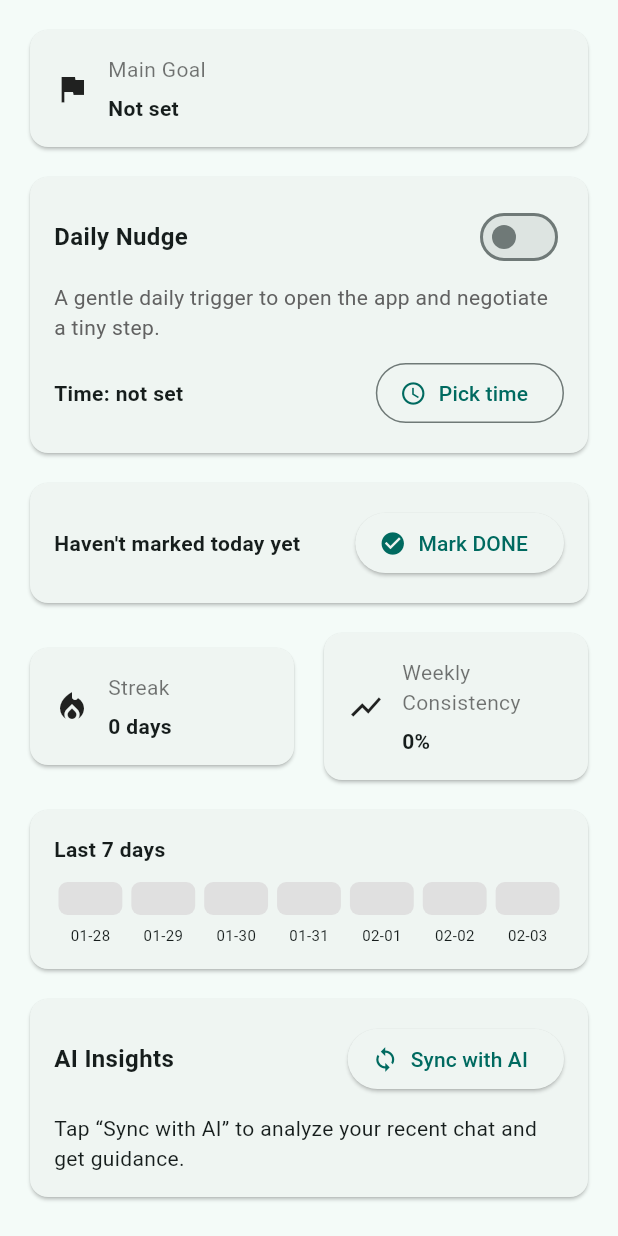
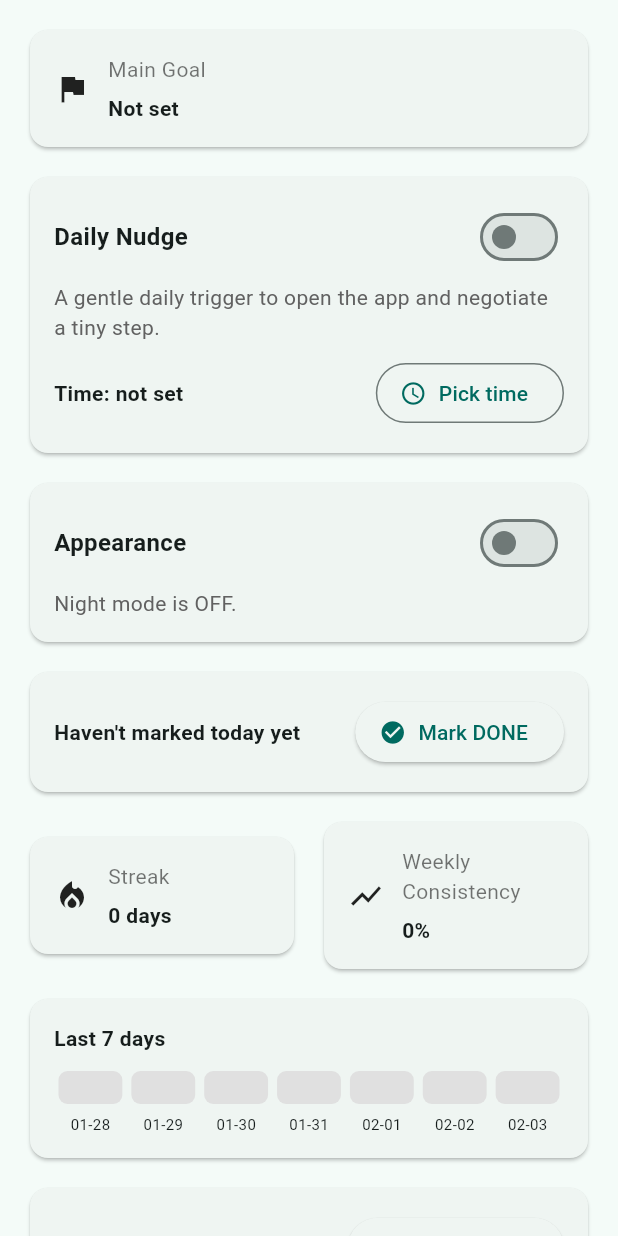
Before and after one commit to Psianturi/flexifit, a Flutter app: the ProgressScreen widget shown alone on an empty page, opened directly, on a phone screen of 412 x 824 dp. Run offline on Flutter 3.47's test engine with Material 3 defaults, Android fonts, the phone set to English and light mode, and no system bars; our stand-ins replace confetti, dash_chat_2, flutter_local_notifications, flutter_timezone, shared_preferences, speech_to_text and 1 more; accounts and stored records are empty.

Commit message:
Fix chat history across tabs; add dark mode

```diff
--- a/frontend/flexifit_app/lib/progress_screen.dart
+++ b/frontend/flexifit_app/lib/progress_screen.dart
@@ -5,6 +5,7 @@ import 'package:flutter/services.dart';
 import 'api_service.dart';
 import 'progress_store.dart';
 import 'notification_service.dart';
+import 'theme_controller.dart';
 
 class ProgressScreen extends StatefulWidget {
   const ProgressScreen({super.key});
@@ -29,6 +30,8 @@ class ProgressScreenState extends State<ProgressScreen> {
   bool _dailyNudgeEnabled = false;
   TimeOfDay? _dailyNudgeTime;
 
+  bool _nightModeEnabled = false;
+
   PersonaResult? _cachedPersona;
   bool _personaLoading = false;
 
@@ -44,6 +47,8 @@ class ProgressScreenState extends State<ProgressScreen> {
 
     final nudgeEnabled = await ProgressStore.getDailyNudgeEnabled();
     final nudgeTime = await ProgressStore.getDailyNudgeTime();
+
+    final nightModeEnabled = await ProgressStore.getNightModeEnabled();
 
     final streak = ProgressStore.computeStreak(completions);
     final trend = ProgressStore.last7DaysTrend(completions);
@@ -65,6 +70,16 @@ class ProgressScreenState extends State<ProgressScreen> {
       _dailyNudgeTime = nudgeTime == null
           ? null
           : TimeOfDay(hour: nudgeTime.hour, minute: nudgeTime.minute);
+
+      _nightModeEnabled = nightModeEnabled;
+    });
+  }
+
+  Future<void> _setNightModeEnabled(bool enabled) async {
+    await ThemeController.instance.setNightModeEnabled(enabled);
+    if (!mounted) return;
+    setState(() {
+      _nightModeEnabled = enabled;
     });
   }
 
@@ -721,6 +736,39 @@ class ProgressScreenState extends State<ProgressScreen> {
           Card(
             child: Padding(
               padding: const EdgeInsets.all(16),
+              child: Column(
+                crossAxisAlignment: CrossAxisAlignment.start,
+                children: [
+                  Row(
+                    children: [
+                      const Expanded(
+                        child: Text(
+                          'Appearance',
+                          style: TextStyle(
+                              fontSize: 16, fontWeight: FontWeight.bold),
+                        ),
+                      ),
+                      Switch(
+                        value: _nightModeEnabled,
+                        onChanged: (v) => _setNightModeEnabled(v),
+                      ),
+                    ],
+                  ),
+                  const SizedBox(height: 6),
+                  Text(
+                    _nightModeEnabled
+                        ? 'Night mode is ON.'
+                        : 'Night mode is OFF.',
+                    style: TextStyle(color: Colors.grey.shade700),
+                  ),
+                ],
+              ),
+            ),
+          ),
+          const SizedBox(height: 12),
+          Card(
+            child: Padding(
+              padding: const EdgeInsets.all(16),
               child: Row(
                 children: [
                   Expanded(
--- a/frontend/flexifit_app/lib/progress_store.dart
+++ b/frontend/flexifit_app/lib/progress_store.dart
@@ -10,6 +10,8 @@ class ProgressStore {
   static const String dailyNudgeEnabledKey = 'daily_nudge_enabled_v1';
   static const String dailyNudgeHourKey = 'daily_nudge_hour_v1';
   static const String dailyNudgeMinuteKey = 'daily_nudge_minute_v1';
+
+  static const String nightModeEnabledKey = 'night_mode_enabled_v1';
 
   static String _todayKey(DateTime now) {
     final y = now.year.toString().padLeft(4, '0');
@@ -152,9 +154,20 @@ class ProgressStore {
     return (hour: hour, minute: minute);
   }
 
-  static Future<void> setDailyNudgeTime({required int hour, required int minute}) async {
+  static Future<void> setDailyNudgeTime(
+      {required int hour, required int minute}) async {
     final prefs = await SharedPreferences.getInstance();
     await prefs.setInt(dailyNudgeHourKey, hour);
     await prefs.setInt(dailyNudgeMinuteKey, minute);
   }
+
+  static Future<bool> getNightModeEnabled() async {
+    final prefs = await SharedPreferences.getInstance();
+    return prefs.getBool(nightModeEnabledKey) ?? false;
+  }
+
+  static Future<void> setNightModeEnabled(bool enabled) async {
+    final prefs = await SharedPreferences.getInstance();
+    await prefs.setBool(nightModeEnabledKey, enabled);
+  }
 }
--- /dev/null
+++ b/frontend/flexifit_app/lib/theme_controller.dart
@@ -0,0 +1,21 @@
+import 'package:flutter/material.dart';
+
+import 'progress_store.dart';
+
+class ThemeController {
+  ThemeController._();
+
+  static final ThemeController instance = ThemeController._();
+
+  final ValueNotifier<ThemeMode> themeMode = ValueNotifier(ThemeMode.light);
+
+  Future<void> load() async {
+    final enabled = await ProgressStore.getNightModeEnabled();
+    themeMode.value = enabled ? ThemeMode.dark : ThemeMode.light;
+  }
+
+  Future<void> setNightModeEnabled(bool enabled) async {
+    await ProgressStore.setNightModeEnabled(enabled);
+    themeMode.value = enabled ? ThemeMode.dark : ThemeMode.light;
+  }
+}
```
Also changed, not shown: frontend/flexifit_app/lib/chat_screen.dart (+47 -15 lines), frontend/flexifit_app/lib/home_screen.dart (+6 -2 lines), frontend/flexifit_app/lib/main.dart (+23 -8 lines), 2 other files.
